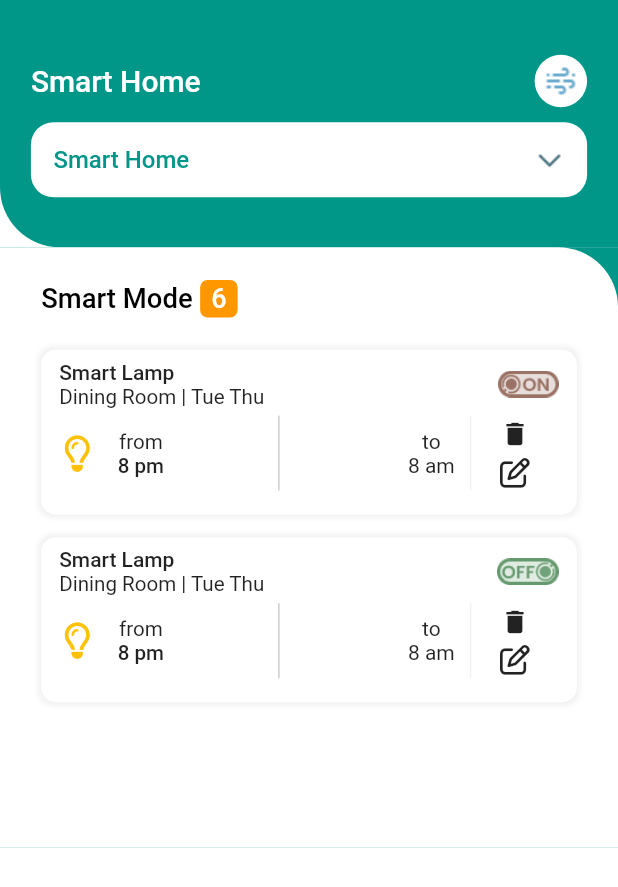
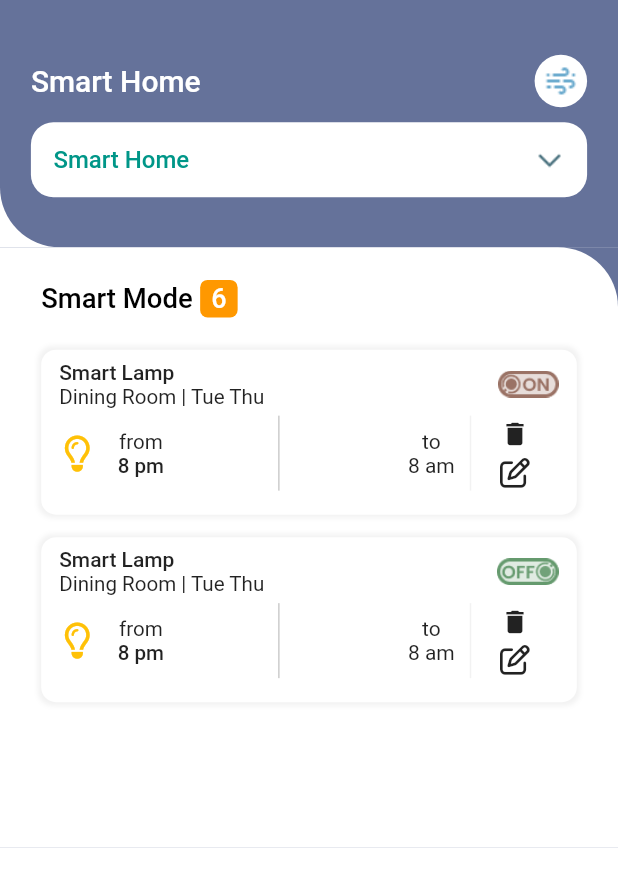
Before and after one commit to Masrafi/Innova-Infosys, a Flutter app: the ScreenThree screen opened directly, after a tap on "See All", on a phone screen of 412 x 824 dp. Shown: the top 887 px of the screen. Run offline on Flutter 3.47's test engine with Material 2 defaults, Android fonts, the phone set to English and light mode, and no system bars; our stand-ins replace font_awesome_flutter, syncfusion_flutter_charts.

Commit message:
initial new last

```diff
--- a/lib/feature_four/screen/screenfour.dart
+++ b/lib/feature_four/screen/screenfour.dart
@@ -1,10 +1,10 @@
 import 'package:flutter/material.dart';
+import 'package:innova_infosys/utils/color.dart';
 
 import '../../feature_two/widget/active_option.dart';
 
 class ScreenFour extends StatelessWidget {
-  const ScreenFour({Key? key}) : super(key: key);
-
+var colorFac = new ColorFactory();
   @override
   Widget build(BuildContext context) {
     return Scaffold(
@@ -19,21 +19,21 @@ class ScreenFour extends StatelessWidget {
               left: MediaQuery.of(context).size.height / 40,
               right: MediaQuery.of(context).size.height / 40,
             ),
-            decoration: const BoxDecoration(
-              color: Colors.teal,
-              borderRadius: BorderRadius.only(
+            decoration:  BoxDecoration(
+              color: colorFac.theme,
+              borderRadius: const BorderRadius.only(
                 bottomLeft: Radius.circular(40),
               ),
             ),
             child: Column(
               children: [
-                SizedBox(
+                const SizedBox(
                   height: 20,
                 ),
                 Row(
                   mainAxisAlignment: MainAxisAlignment.spaceBetween,
                   children: [
-                    Text(
+                    const Text(
                       "Smart Home",
                       style: TextStyle(
                         fontSize: 20,
@@ -52,7 +52,7 @@ class ScreenFour extends StatelessWidget {
                     ),
                   ],
                 ),
-                SizedBox(
+                const SizedBox(
                   height: 10,
                 ),
                 Container(
@@ -68,7 +68,7 @@ class ScreenFour extends StatelessWidget {
                   child: Row(
                     mainAxisAlignment: MainAxisAlignment.spaceBetween,
                     children: [
-                      Text(
+                      const Text(
                         "Smart Home",
                         style: TextStyle(
                           fontSize: 16,
@@ -84,7 +84,7 @@ class ScreenFour extends StatelessWidget {
             ),
           ),
           Container(
-            color: Colors.teal,
+            color: colorFac.theme,
             child: Container(
               height: 400,
               width: double.infinity,
--- a/lib/feature_one/widget/active_elements.dart
+++ b/lib/feature_one/widget/active_elements.dart
@@ -7,6 +7,7 @@ class ActiveElements extends StatelessWidget {
   late final String contentDetails;
   late Image image;
   final VoidCallback onPressed;
+  late Color color;
 
   ActiveElements({
     super.key,
@@ -16,6 +17,7 @@ class ActiveElements extends StatelessWidget {
     required this.contentDetails,
     required this.image,
     required this.onPressed,
+    required this.color,
   });
 
   @override
@@ -24,7 +26,7 @@ class ActiveElements extends StatelessWidget {
       onTap: onPressed,
       child: Container(
         decoration: BoxDecoration(
-          color: Colors.teal[100],
+          color: color,
           borderRadius: const BorderRadius.all(
             Radius.circular(15),
           ),
--- a/lib/feature_one/widget/bottom_elements.dart
+++ b/lib/feature_one/widget/bottom_elements.dart
@@ -1,7 +1,9 @@
 import 'package:flutter/material.dart';
+import 'package:innova_infosys/utils/color.dart';
 
 class BottomElements extends StatelessWidget {
-  const BottomElements({Key? key}) : super(key: key);
+
+  var colorFac= ColorFactory();
 
   @override
   Widget build(BuildContext context) {
@@ -10,8 +12,8 @@ class BottomElements extends StatelessWidget {
       child: Container(
         height: 60,
         width: double.infinity,
-        decoration: const BoxDecoration(
-          color: Colors.teal,
+        decoration:  BoxDecoration(
+          color: colorFac.theme,
           borderRadius: BorderRadius.only(
             topRight: Radius.circular(20),
             topLeft: Radius.circular(20),
--- a/lib/feature_three/screen/screenthree.dart
+++ b/lib/feature_three/screen/screenthree.dart
@@ -1,17 +1,17 @@
 import 'package:flutter/material.dart';
 import 'package:font_awesome_flutter/font_awesome_flutter.dart';
 import 'package:innova_infosys/feature_four/screen/screenfour.dart';
+import 'package:innova_infosys/utils/color.dart';
 import 'package:syncfusion_flutter_charts/charts.dart';
 import '../../feature_one/widget/bottom_elements.dart';
 import '../widget/active_details_3.dart';
+import '../widget/chart_data.dart';
 
 
-class ChartData {
-  ChartData(this.x, this.y);
-  final String x;
-  final double? y;
-}
+
 class ScreenThree extends StatelessWidget {
+
+  var colorFac = new ColorFactory();
 
   @override
   Widget build(BuildContext context) {
@@ -22,7 +22,10 @@ class ScreenThree extends StatelessWidget {
       ChartData('Wed', 80),
       ChartData('Thus', 100),
       ChartData('Fri', 150),
-      ChartData('Sat', 130,),
+      ChartData(
+        'Sat',
+        130,
+      ),
     ];
     return Scaffold(
       backgroundColor: Colors.white,
@@ -38,9 +41,9 @@ class ScreenThree extends StatelessWidget {
                   left: MediaQuery.of(context).size.height / 40,
                   right: MediaQuery.of(context).size.height / 40,
                 ),
-                decoration: const BoxDecoration(
-                  color: Colors.teal,
-                  borderRadius: BorderRadius.only(
+                decoration:  BoxDecoration(
+                  color: colorFac.theme,
+                  borderRadius: const BorderRadius.only(
                     bottomLeft: Radius.circular(40),
                   ),
                 ),
@@ -49,22 +52,39 @@ class ScreenThree extends StatelessWidget {
                     Align(
                         alignment: Alignment.bottomLeft,
                         child: Padding(
-                          padding:  EdgeInsets.only(bottom: MediaQuery.of(context).size.height / 35,  ),
-                          child: Text("Day", style: TextStyle(color: Colors.white, fontWeight: FontWeight.w500,),),
+                          padding: EdgeInsets.only(
+                            bottom: MediaQuery.of(context).size.height / 35,
+                          ),
+                          child: const Text(
+                            "Day",
+                            style: TextStyle(
+                              color: Colors.white,
+                              fontWeight: FontWeight.w500,
+                            ),
+                          ),
                         )),
                     Padding(
-                      padding:  EdgeInsets.only(top: MediaQuery.of(context).size.height / 8, left:  MediaQuery.of(context).size.height / 60,),
-                      child: Text("Kwh", style: TextStyle(color: Colors.white, fontWeight: FontWeight.w500,),),
+                      padding: EdgeInsets.only(
+                        top: MediaQuery.of(context).size.height / 8,
+                        left: MediaQuery.of(context).size.height / 60,
+                      ),
+                      child: const Text(
+                        "Kwh",
+                        style: TextStyle(
+                          color: Colors.white,
+                          fontWeight: FontWeight.w500,
+                        ),
+                      ),
                     ),
                     Column(
                       children: [
-                        SizedBox(
+                        const SizedBox(
                           height: 20,
                         ),
                         Row(
                           mainAxisAlignment: MainAxisAlignment.spaceBetween,
                           children: [
-                            Text(
+                            const Text(
                               "Smart Home",
                               style: TextStyle(
                                 fontSize: 20,
@@ -83,14 +103,13 @@ class ScreenThree extends StatelessWidget {
                             ),
                           ],
                         ),
-                        SizedBox(
+                        const SizedBox(
                           height: 10,
                         ),
-
                         Row(
                           mainAxisAlignment: MainAxisAlignment.spaceBetween,
                           children: [
-                            Text(
+                            const Text(
                               "Usage this week",
                               style: TextStyle(
                                 fontSize: 16,
@@ -99,7 +118,7 @@ class ScreenThree extends StatelessWidget {
                               ),
                             ),
                             Row(
-                              children: [
+                              children: const [
                                 Text(
                                   "2500",
                                   style: TextStyle(
@@ -108,7 +127,9 @@ class ScreenThree extends StatelessWidget {
                                     fontWeight: FontWeight.w500,
                                   ),
                                 ),
-                                SizedBox(width: 5,),
+                                SizedBox(
+                                  width: 5,
+                                ),
                                 Text(
                                   "watt",
                                   style: TextStyle(
@@ -121,17 +142,14 @@ class ScreenThree extends StatelessWidget {
                             )
                           ],
                         ),
-                        SizedBox(
+                        const SizedBox(
                           height: 30,
                         ),
                         Container(
-
                             width: double.infinity,
                             height: 200,
-                          child:
-                          SfCartesianChart(
+                            child: SfCartesianChart(
                                 primaryXAxis: CategoryAxis(),
-
                                 series: <ChartSeries>[
                                   SplineSeries<ChartData, String>(
                                     dataSource: chartData,
@@ -143,52 +161,14 @@ class ScreenThree extends StatelessWidget {
                                     xValueMapper: (ChartData data, _) => data.x,
                                     yValueMapper: (ChartData data, _) => data.y,
                                   )
-                              ]
-                          )
-
-
-                       /*   DChartLine(
-                            data: [
-                              {
-                                'id': 'Line',
-                                'data': [
-                                  {'domain': 0, 'measure': 0},
-                                  {'domain': 2, 'measure': 2},
-                                  {'domain': 3, 'measure': 3},
-                                  {'domain': 5, 'measure': 4},
-                                  {'domain': 6, 'measure': 8},
-                                  {'domain': 7, 'measure': 10},
-                                ],
-                              },
-                            ],
-                            lineColor: (lineData, index, id) => Colors.amber,
-                          ),*/
-                          // LineChart(
-                          //   LineChartData(
-                          //       borderData: FlBorderData(show: false),
-                          //       lineBarsData: [
-                          //         LineChartBarData(spots: [
-                          //           const FlSpot(0, 1),
-                          //           const FlSpot(1, 3),
-                          //           const FlSpot(2, 10),
-                          //           const FlSpot(3, 7),
-                          //           const FlSpot(4, 12),
-                          //           const FlSpot(5, 13),
-                          //           const FlSpot(6, 17),
-                          //           const FlSpot(7, 15),
-                          //           const FlSpot(8, 20)
-                          //         ])
-                          //       ]),
-                          // )
-                          //,
-                        ),
+                                ])),
                       ],
                     ),
                   ],
                 ),
               ),
               Container(
-                color: Colors.teal,
+                color: colorFac.theme,
                 child: Container(
                   height: 400,
                   width: double.infinity,
@@ -247,18 +227,19 @@ class ScreenThree extends StatelessWidget {
                             ],
                           ),
                           TextButton(
-                            onPressed: (){
+                            onPressed: () {
                               Navigator.push(
                                 context,
                                 MaterialPageRoute(
-                                  builder: (context) => ScreenFour(),
+                                  builder: (context) =>  ScreenFour(),
                                 ),
                               );
                             },
                             child: Text(
                               "See All",
                               style: TextStyle(
-                                fontSize: MediaQuery.of(context).size.height / 50,
+                                fontSize:
+                                    MediaQuery.of(context).size.height / 50,
                                 color: Colors.black,
                                 fontWeight: FontWeight.w500,
                               ),
@@ -305,48 +286,9 @@ class ScreenThree extends StatelessWidget {
               )
             ],
           ),
-          const BottomElements(),
+          BottomElements(),
         ],
       ),
     );
   }
 }
-// Widget chartToRun() {
-//   LabelLayoutStrategy? xContainerLabelLayoutStrategy;
-//   ChartData chartData;
-//   ChartOptions chartOptions = const ChartOptions();
-//   // Example shows how to create ChartOptions instance
-//   //   which will request to end Y axis at maximum data (as all data negative).
-//   // Even though startYAxisAtDataMinRequested is set to true, this will not be granted on bar chart,
-//   //   as it does not make sense there.
-//   chartOptions = const ChartOptions(
-//     dataContainerOptions: DataContainerOptions(
-//       startYAxisAtDataMinRequested: true,
-//     ),
-//   );
-//   chartData = ChartData(
-//     dataRows: const [
-//
-//       [10.0, 40.0, 20.0, 25.0, 30.0, 20.0, 10.0],
-//       [10.0, 40.0, 20.0, 25.0, 30.0, 20.0, 10.0],
-//     ],
-//     xUserLabels: const ['Mon', 'Tues', 'Wed', 'Thurs', 'Fri', 'Sat', 'Sun'],
-//
-//     dataRowsLegends: const [
-//       '',
-//       '',
-//     ],
-//     chartOptions: chartOptions,
-//   );
-//   var lineChartContainer = LineChartTopContainer(
-//     chartData: chartData,
-//     xContainerLabelLayoutStrategy: xContainerLabelLayoutStrategy,
-//   );
-//
-//   var lineChart = LineChart(
-//     painter: LineChartPainter(
-//       lineChartContainer: lineChartContainer,
-//     ),
-//   );
-//   return lineChart;
-// }
--- /dev/null
+++ b/lib/feature_three/widget/chart_data.dart
@@ -0,0 +1,6 @@
+class ChartData {
+  ChartData(this.x, this.y);
+
+  final String x;
+  final double? y;
+}
--- a/lib/main.dart
+++ b/lib/main.dart
@@ -12,7 +12,7 @@ class MyApp extends StatelessWidget {
   // This widget is the root of your application.
   @override
   Widget build(BuildContext context) {
-    return const MaterialApp(
+    return  MaterialApp(
       debugShowCheckedModeBanner: false,
       home: ScreenOne(),
     );
--- a/lib/utils/color.dart
+++ b/lib/utils/color.dart
@@ -1,9 +1,10 @@
 import 'package:flutter/material.dart';
 
-class Color1 {
-  //var theme = Color(0xff181E38);
-  var theme = Color.fromRGBO(0, 166, 247, .8);
+class ColorFactory {
+  var theme = Color(0xff65729A);
+  //var theme = Color.fromRGBO(0, 166, 247, .8);
   var whiteT = Colors.white;
   var black = Colors.black;
-  var redT = Colors.red;
+  var nxt = Color(0xffE8E4D8);
+  var nxt2 = Color(0xff80734C);
 }
```
Also changed, not shown: lib/feature_one/screen/screenone.dart (+18 -10 lines), lib/feature_one/widget/rooms_details.dart (+5 -2 lines), lib/feature_two/screen/screentwo.dart (+7 -5 lines), lib/feature_two/widget/light.dart (+5 -3 lines). Lines whose indentation alone changed are shown as unchanged.
